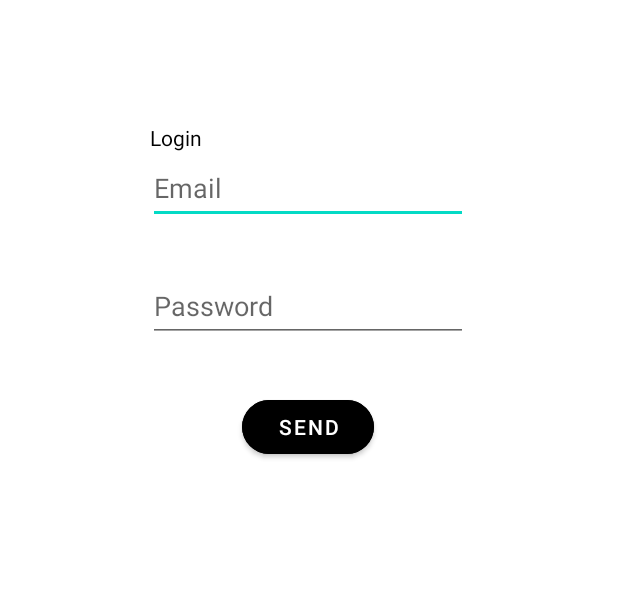
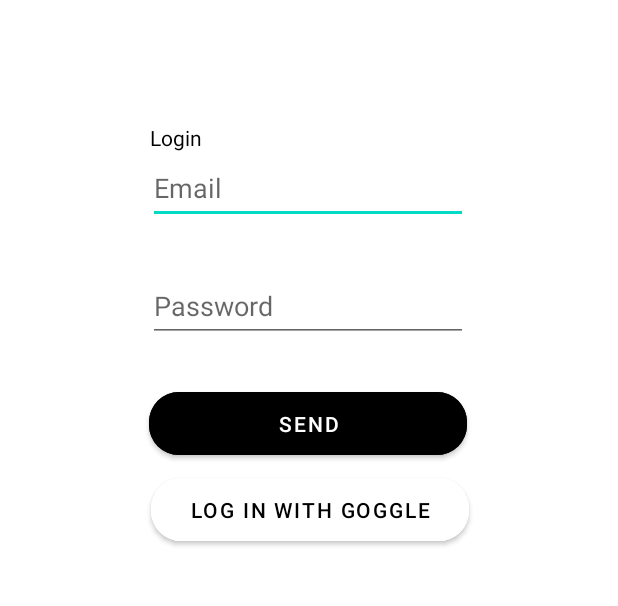
Before and after one commit to vadill0/MangApp, an Android app: the screen it shows after launch (LoginActivity), on a phone screen of 412 x 824 dp, the part 552-1158 px from its top. Run offline under Robolectric (Android 15) with nearby library versions, the phone set to English and light mode, and no system bars; our stand-ins replace Firebase (no records; nobody signed in at launch, a user with empty details on screens opened directly).

Commit message:
log in with google button added

```diff
--- a/app/src/main/res/layout/activity_login.xml
+++ b/app/src/main/res/layout/activity_login.xml
@@ -65,17 +65,33 @@
 
     <Button
         android:id="@+id/buttonSend"
-        android:layout_width="wrap_content"
-        android:layout_height="wrap_content"
+        android:layout_width="212dp"
+        android:layout_height="54dp"
         android:backgroundTint="#000000"
         android:text="@string/send"
         app:cornerRadius="20dp"
         app:layout_constraintBottom_toBottomOf="parent"
         app:layout_constraintEnd_toEndOf="parent"
-        app:layout_constraintHorizontal_bias="0.498"
+        app:layout_constraintHorizontal_bias="0.497"
         app:layout_constraintStart_toStartOf="parent"
         app:layout_constraintTop_toTopOf="parent"
         app:layout_constraintVertical_bias="0.795" />
+
+    <Button
+        android:id="@+id/buttonGoogle"
+        android:layout_width="212dp"
+        android:layout_height="54dp"
+        android:backgroundTint="#FFFFFF"
+        android:text="@string/log_in_with_goggle"
+        android:textColor="#000000"
+        app:cornerRadius="20dp"
+        app:layout_constraintBottom_toBottomOf="parent"
+        app:layout_constraintEnd_toEndOf="parent"
+        app:layout_constraintHorizontal_bias="0.502"
+        app:layout_constraintStart_toStartOf="parent"
+        app:layout_constraintTop_toTopOf="parent"
+        app:layout_constraintVertical_bias="0.875"
+        tools:ignore="TextSizeCheck" />
 
     <TextView
         android:id="@+id/textViewLogin"
--- a/app/src/main/res/values/strings.xml
+++ b/app/src/main/res/values/strings.xml
@@ -8,4 +8,6 @@
     <string name="login">Login</string>
     <string name="password">Password</string>
     <string name="email">Email</string>
+    <string name="sign_in_with_google">Sign in with Google</string>
+    <string name="log_in_with_goggle">Log in with Goggle</string>
 </resources>
```
